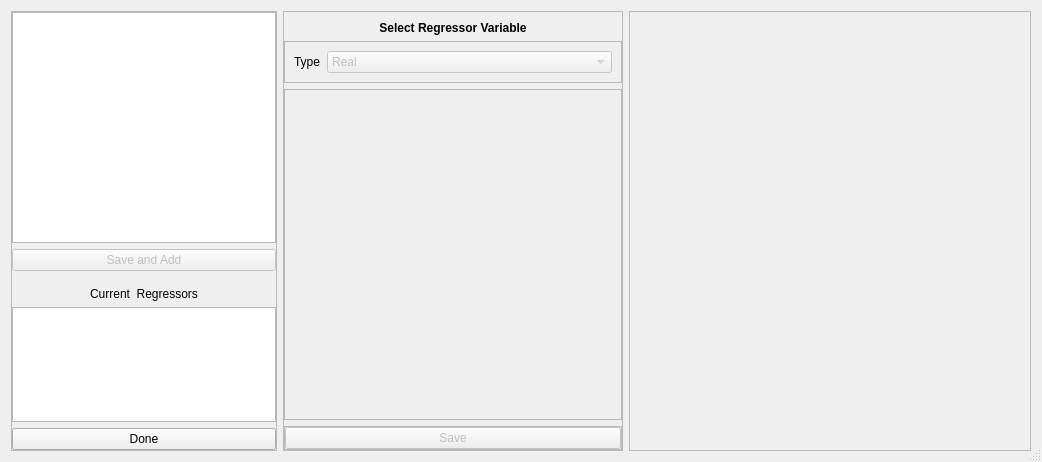
Qt form braviz/interaction/qt_guis/regressors_select.ui (diego0020/braviz-app) before a commit.
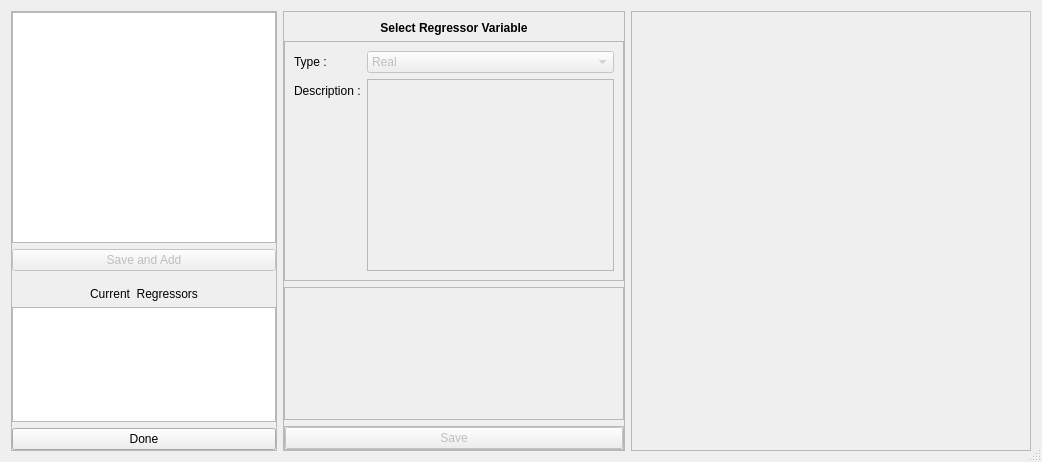
The same form after that commit.

Commit message: Refactoring in database access from models and dialogs

```diff
--- a/braviz/interaction/qt_guis/regressors_select.ui
+++ b/braviz/interaction/qt_guis/regressors_select.ui
@@ -216,7 +216,10 @@
          <item row="0" column="0">
           <widget class="QLabel" name="label_2">
            <property name="text">
-            <string>Type</string>
+            <string>Type :</string>
+           </property>
+           <property name="buddy">
+            <cstring>var_type_combo</cstring>
            </property>
           </widget>
          </item>
@@ -237,6 +240,23 @@
            </item>
           </widget>
          </item>
+         <item row="1" column="0">
+          <widget class="QLabel" name="label_3">
+           <property name="text">
+            <string>Description :</string>
+           </property>
+           <property name="buddy">
+            <cstring>var_description</cstring>
+           </property>
+          </widget>
+         </item>
+         <item row="1" column="1">
+          <widget class="QPlainTextEdit" name="var_description">
+           <property name="enabled">
+            <bool>false</bool>
+           </property>
+          </widget>
+         </item>
         </layout>
        </widget>
       </item>
```
Left out of the diff: 2 changed lines with no effect on the pictures. The commit also changes 6 other files.
